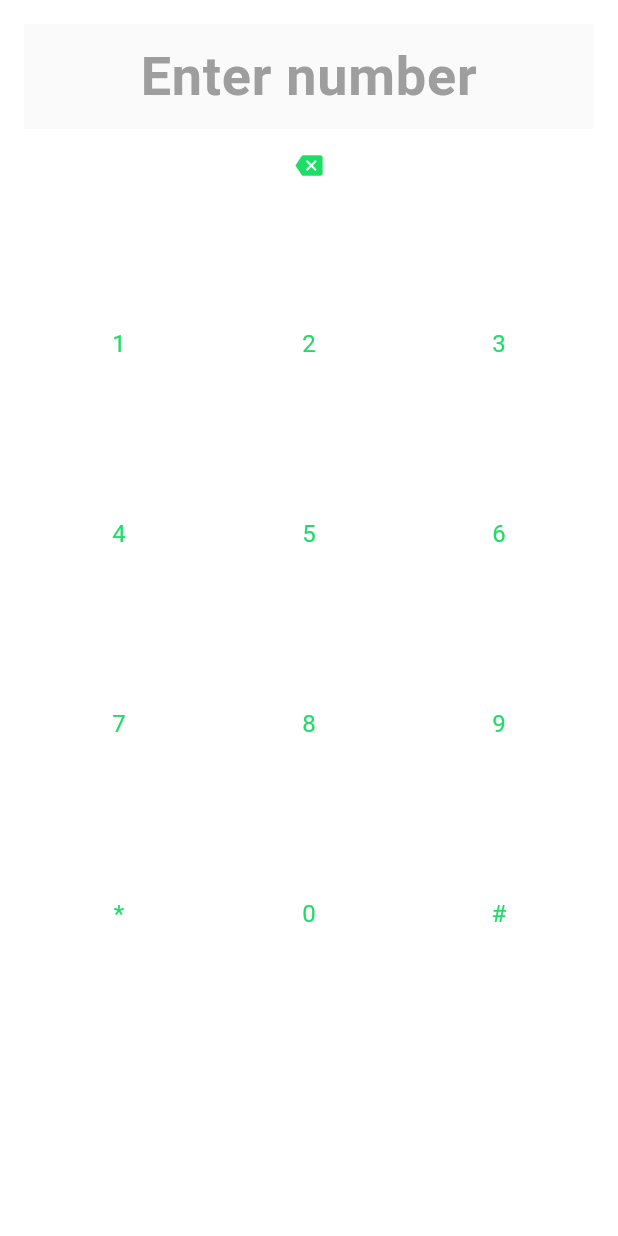
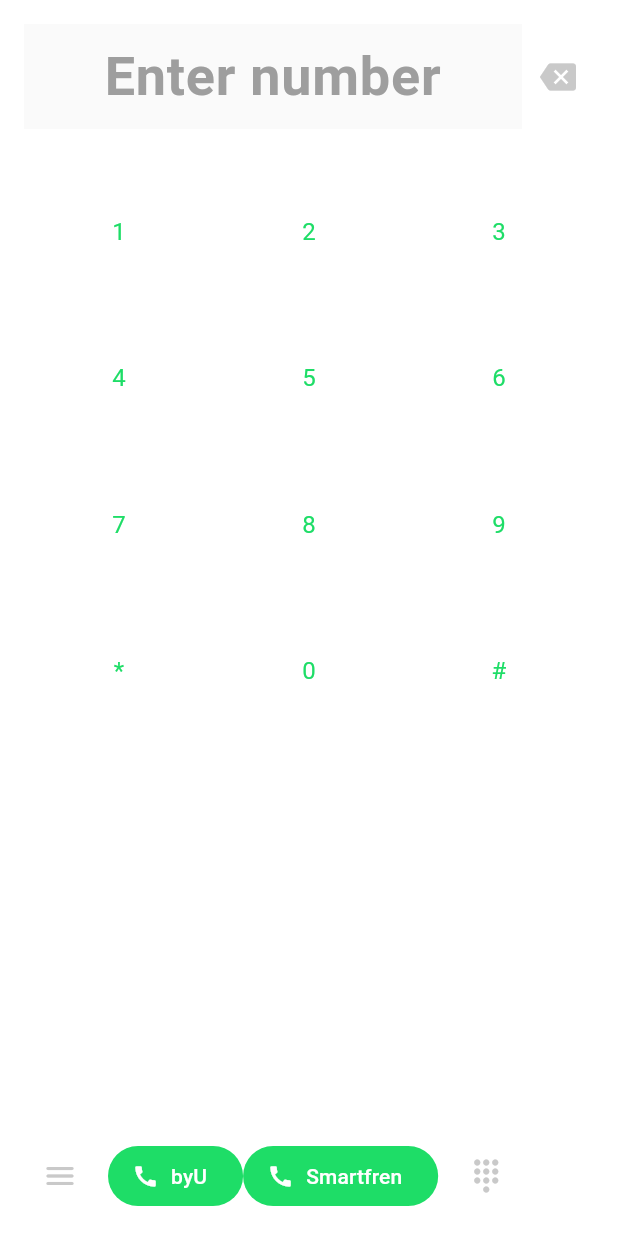
Before and after one commit to widnyana18/contact_app, a Flutter app: the DialPadView widget shown alone on an empty page, opened directly, on a phone screen of 412 x 824 dp. Run offline on Flutter 3.47's test engine with Material 2 defaults, Android fonts, the phone set to English and light mode, and no system bars; our stand-ins replace azlistview, go_router; missing offline and left inert: awesome_select, random_avatar.

Commit message:
build search delegate, add_contact_view & fix dial pad

```diff
--- a/lib/components/data_filter_widget.dart
+++ b/lib/components/data_filter_widget.dart
@@ -1,4 +1,4 @@
-import 'package:contact_app/utils/data_view.dart';
+import 'package:contact_app/constants/data_view.dart';
 import 'package:flutter/material.dart';
 
 class DataFilterWidget extends StatelessWidget {
--- a/lib/controllers/dial_pad_notifier.dart
+++ b/lib/controllers/dial_pad_notifier.dart
@@ -4,9 +4,11 @@ import 'package:flutter/material.dart';
 class DialPadNotifier with ChangeNotifier {
   String _number = '';
 
-  final StreamController<String> _numberController = StreamController<String>();
+  final StreamController<String> _numberController =
+      StreamController<String>.broadcast();
 
   Stream<String> get number => _numberController.stream;
+  String get rawNum => _number;
 
   void appendNumber({required String number, required int index}) {
     _number = _number.substring(0, index) + number + _number.substring(index);
@@ -15,7 +17,7 @@ class DialPadNotifier with ChangeNotifier {
   }
 
   void deleteNumber(int index) {
-    if (_number.isNotEmpty) {
+    if (_number.isNotEmpty && index > 0) {
       _number = _number.substring(0, index - 1) + _number.substring(index);
       _numberController.sink.add(_number);
       notifyListeners();
@@ -24,7 +26,7 @@ class DialPadNotifier with ChangeNotifier {
 
   @override
   void dispose() {
-    _numberController.close();
+    _numberController.sink.close();
     super.dispose();
   }
 }
--- a/lib/routes/app_routes.dart
+++ b/lib/routes/app_routes.dart
@@ -1,67 +1,89 @@
 import 'package:contact_app/home.dart';
-import 'package:flutter/material.dart';
 import 'package:go_router/go_router.dart';
 
 import '../view/views.dart';
 
-final GlobalKey<NavigatorState> _rootNavigator = GlobalKey(debugLabel: 'root');
-final GlobalKey<NavigatorState> _shellNavigator =
-    GlobalKey(debugLabel: 'shell');
+const List<String> tabBarName = ['telepon', 'contact'];
 
-final goRouterProvider = GoRouter(
-  navigatorKey: _rootNavigator,
-  initialLocation: '/',
+final appRouter = GoRouter(
   routes: [
-    ShellRoute(
-      navigatorKey: _shellNavigator,
-      builder: (context, state, child) =>
-          HomePage(key: state.pageKey, child: child),
+    // GoRoute(
+    //   path: '/',
+    //   redirect: (context, state) => '/',
+    // ),
+    GoRoute(
+      path: '/',
+      builder: (context, state) {
+        return HomePage();
+      },
       routes: [
         GoRoute(
-          path: '/telepon',
-          name: 'telepon',
-          builder: (context, state) {
-            return TeleponView(
-              key: state.pageKey,
-            );
-          },
+          path: tabBarName[0],
+          name: tabBarName[0],
+          builder: (context, state) => TeleponView(),
+          routes: [
+            GoRoute(
+              path: ':userId',
+              name: 'telepon_details',
+              builder: (context, state) {
+                final id = state.params['userId']!;
+                return ContactDetailsView(
+                  userId: id,
+                  showCallLogWidget: true,
+                );
+              },
+              routes: [
+                GoRoute(
+                  path: 'logs',
+                  name: 'call_logs',
+                  builder: (context, state) => CallLogDetailsView(),
+                ),
+              ],
+            ),
+            GoRoute(
+              path: 'dial',
+              name: 'dial_pad',
+              builder: (context, state) => DialPadView(),
+            ),
+          ],
         ),
         GoRoute(
-          path: '/contact',
-          name: 'contact',
-          builder: (context, state) {
-            return ContactView(
-              key: state.pageKey,
-            );
-          },
+          path: tabBarName[1],
+          name: tabBarName[1],
+          builder: (context, state) => ContactView(),
           routes: [
             GoRoute(
-              parentNavigatorKey: _shellNavigator,
-              path: '/:id',
+              path: 'create',
+              name: 'add_contact',
+              builder: (context, state) => AddEditContactView(),
+            ),
+            GoRoute(
+              path: ':userId',
               name: 'contact-details',
               builder: (context, state) {
-                final id = state.params['id'].toString();
+                final id = state.params['userId']!;
                 return ContactDetailsView(
-                  key: state.pageKey,
                   userId: id,
                 );
               },
+              routes: [
+                GoRoute(
+                  path: 'edit',
+                  name: 'edit_contact',
+                  builder: (context, state) => AddEditContactView(),
+                ),
+              ],
             )
           ],
         ),
       ],
     ),
     GoRoute(
-      path: '/setting',
-      name: 'setting',
-      builder: (context, state) {
-        return SettingView(
-          key: state.pageKey,
-        );
-      },
+      path: '/call-in',
+      name: 'call_in',
+      builder: (context, state) => CallVIew(
+        key: state.pageKey,
+      ),
     )
   ],
-  errorBuilder: (context, state) => ErrorView(
-    key: state.pageKey,
-  ),
 );
--- a/lib/utils/sliver_header_delegate.dart
+++ b/lib/utils/sliver_header_delegate.dart
@@ -33,7 +33,7 @@ class SliverHeaderDelegate extends SliverPersistentHeaderDelegate {
           crossFadeState: shrinkOffset >= maxExtent * .5
               ? CrossFadeState.showSecond
               : CrossFadeState.showFirst,
-          firstChild: expandedChild!,
+          firstChild: expandedChild ?? tightedChild,
           secondChild: tightedChild,
         ),
       ),
--- a/lib/utils/utils.dart
+++ b/lib/utils/utils.dart
@@ -1,5 +1,4 @@
 export 'app_theme.dart';
-export 'data_view.dart';
+export 'search_delegate.dart';
 export 'model.dart';
 export 'sliver_header_delegate.dart';
-export 'call_log_data.dart';
--- a/lib/view/call_log_details_view.dart
+++ b/lib/view/call_log_details_view.dart
@@ -1,5 +1,6 @@
-import 'package:contact_app/utils/utils.dart';
 import 'package:flutter/material.dart';
+
+import '../constants/call_log_data.dart';
 
 class CallLogDetailsView extends StatelessWidget {
   CallLogDetailsView({super.key});
--- a/lib/view/contact_details_view.dart
+++ b/lib/view/contact_details_view.dart
@@ -1,6 +1,7 @@
 import 'package:flutter/material.dart';
 import 'package:random_avatar/random_avatar.dart';
 
+import '../constants/call_log_data.dart';
 import '../utils/utils.dart';
 
 class ContactDetailsView extends StatelessWidget {
--- a/lib/view/contact_view.dart
+++ b/lib/view/contact_view.dart
@@ -1,10 +1,11 @@
 import 'package:azlistview/azlistview.dart';
-import 'package:contact_app/components/contact_user_tile.dart';
-import 'package:contact_app/components/data_filter_widget.dart';
 import 'package:contact_app/controllers/contact_notifier.dart';
 import 'package:contact_app/utils/utils.dart';
 import 'package:flutter/material.dart';
 import 'package:provider/provider.dart';
+
+import '../components/components.dart';
+import '../constants/data_view.dart';
 
 class ContactView extends StatefulWidget {
   const ContactView({super.key});
--- a/lib/view/dial_pad_view.dart
+++ b/lib/view/dial_pad_view.dart
@@ -1,5 +1,6 @@
 import 'package:contact_app/controllers/dial_pad_notifier.dart';
 import 'package:flutter/material.dart';
+import 'package:go_router/go_router.dart';
 import 'package:provider/provider.dart';
 
 class DialPadView extends StatefulWidget {
@@ -13,11 +14,6 @@ class _DialPadViewState extends State<DialPadView> {
   ValueNotifier<int> _cursorPosition = ValueNotifier(0);
 
   @override
-  void initState() {
-    super.initState();
-  }
-
-  @override
   void dispose() {
     _controller.dispose();
     _cursorPosition.dispose();
@@ -26,30 +22,39 @@ class _DialPadViewState extends State<DialPadView> {
 
   @override
   Widget build(BuildContext context) {
-    final numberProvider = context.watch<DialPadNotifier>();
+    // final numberProvider = context.watch<DialPadNotifier>();
 
-    return Scaffold(
-      backgroundColor: Colors.white,
-      body: Center(
+    return Material(
+      color: Color.fromRGBO(255, 255, 255, 1),
       child: Padding(
         padding: const EdgeInsets.all(16.0),
         child: Column(
           mainAxisAlignment: MainAxisAlignment.center,
           children: <Widget>[
-              StreamBuilder<String>(
-                stream: numberProvider.number,
+            Row(
+              children: [
+                Consumer<DialPadNotifier>(builder: (context, value, child) {
+                  return StreamBuilder<String>(
+                    stream: value.number,
                     builder: (context, snapshot) {
-                  final number = snapshot.data ?? '';
+                      final number = snapshot.data ?? value.rawNum;
                       _controller.text = number;
+                      _cursorPosition.value = _controller.text.length;
+                      _controller.selection = TextSelection.fromPosition(
+                        TextPosition(offset: _cursorPosition.value),
+                      );
+                      print('POSSS: ${_cursorPosition.value}');
 
-                  return TextField(
+                      return Flexible(
+                        child: TextField(
                           focusNode: _focusNode,
                           autofocus: false,
                           autocorrect: true,
                           controller: _controller,
                           onTap: () {
                             _focusNode.unfocus();
-                      _cursorPosition.value = _controller.selection.baseOffset;
+                            _cursorPosition.value =
+                                _controller.selection.baseOffset;
                           },
                           textAlign: TextAlign.center,
                           style: TextStyle(
@@ -62,27 +67,34 @@ class _DialPadViewState extends State<DialPadView> {
                             hintText: 'Enter number',
                             hintStyle: TextStyle(color: Colors.grey),
                           ),
+                        ),
                       );
                     },
-              ),
-              TextButton(
+                  );
+                }),
+                IconButton(
                   onPressed: () {
-                  numberProvider.deleteNumber(_cursorPosition.value);
+                    context
+                        .read<DialPadNotifier>()
+                        .deleteNumber(_cursorPosition.value);
                     _controller.selection = TextSelection.fromPosition(
                       TextPosition(offset: _cursorPosition.value),
                     );
                     _cursorPosition.value--;
                   },
-                child: Icon(Icons.backspace),
+                  icon: Icon(Icons.backspace),
                 ),
-              SizedBox(height: 32),
+              ],
+            ),
+            SizedBox(height: 20),
             Expanded(
               child: GridView.count(
                 crossAxisCount: 3,
+                childAspectRatio: 1.3,
                 children: labelPad.map((pad) {
                   return TextButton(
                     onPressed: () {
-                        numberProvider.appendNumber(
+                      context.read<DialPadNotifier>().appendNumber(
                             number: pad,
                             index: _cursorPosition.value,
                           );
@@ -96,8 +108,33 @@ class _DialPadViewState extends State<DialPadView> {
                 }).toList(),
               ),
             ),
+            Row(
+              children: [
+                IconButton(
+                  onPressed: () {},
+                  icon: Icon(Icons.menu_rounded),
+                ),
+                SizedBox(width: 8),
+                FilledButton.icon(
+                  onPressed: () {},
+                  icon: Icon(Icons.call),
+                  label: Text('byU'),
+                ),
+                FilledButton.icon(
+                  onPressed: () {},
+                  icon: Icon(Icons.call),
+                  label: Text('Smartfren'),
+                ),
+                SizedBox(width: 8),
+                IconButton(
+                  onPressed: () {
+                    context.pop();
+                  },
+                  icon: Icon(Icons.dialpad),
+                ),
               ],
             ),
+          ],
         ),
       ),
     );
--- a/lib/view/views.dart
+++ b/lib/view/views.dart
@@ -4,3 +4,4 @@ export 'contact_details_view.dart';
 export 'telepon_view.dart';
 export 'call_view.dart';
 export 'call_log_details_view.dart';
+export 'add_edit_contact_view.dart';
--- a/pubspec.yaml
+++ b/pubspec.yaml
@@ -36,6 +36,7 @@ dependencies:
   provider: ^6.0.5
   cupertino_icons: ^1.0.2
   go_router: ^6.0.6
+  awesome_select: ^6.0.0
 
 dev_dependencies:
   flutter_test:
```
Also changed, not shown: lib/home.dart (+15 -14 lines), lib/main.dart (+13 -9 lines), lib/utils/search_delegate.dart (added, +68 -0 lines), lib/view/add_edit_contact_view.dart (added, +119 -0 lines), lib/view/telepon_view.dart (+4 -10 lines), lib/constants/call_log_data.dart (renamed from lib/utils/call_log_data.dart), lib/constants/data_view.dart (renamed from lib/utils/data_view.dart), pubspec.lock, 8 other files. Lines whose indentation alone changed are shown as unchanged.
